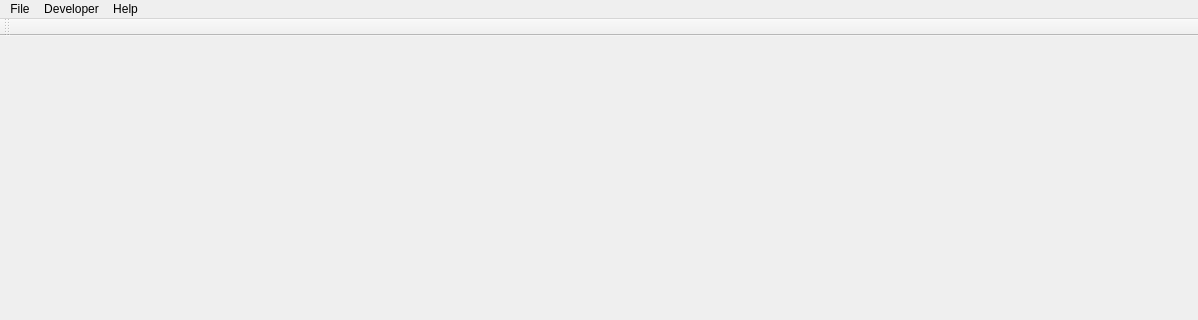
Above: src/core/acts-ui/MainWindow.ui from ate47/atian-cod-tools before the change; both pictures show x 0 to 1198 and y 0 to 320 of the 1198 by 800 pixel window. Below: the same form after it.
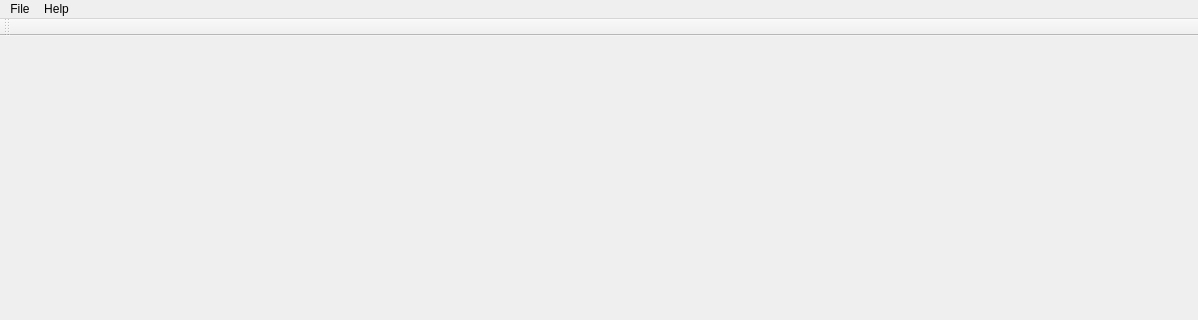
That is the form after the change. Icons and pictures are not drawn.

What changed in the file:
```diff
--- a/src/core/acts-ui/MainWindow.ui
+++ b/src/core/acts-ui/MainWindow.ui
@@ -40,17 +40,7 @@
     <addaction name="actionDonate"/>
     <addaction name="actionAbout"/>
    </widget>
-   <widget class="QMenu" name="menuHashes">
-    <property name="title">
-     <string>Developer</string>
-    </property>
-    <addaction name="actionT89Error"/>
-    <addaction name="actionDllInjector"/>
-    <addaction name="actionExecutable_Dumper"/>
-    <addaction name="actionHash"/>
-   </widget>
    <addaction name="menuFile"/>
-   <addaction name="menuHashes"/>
    <addaction name="menuHelp"/>
   </widget>
   <widget class="QToolBar" name="toolBar">
```
Left out of the diff: 3 changed lines with no effect on the pictures.
